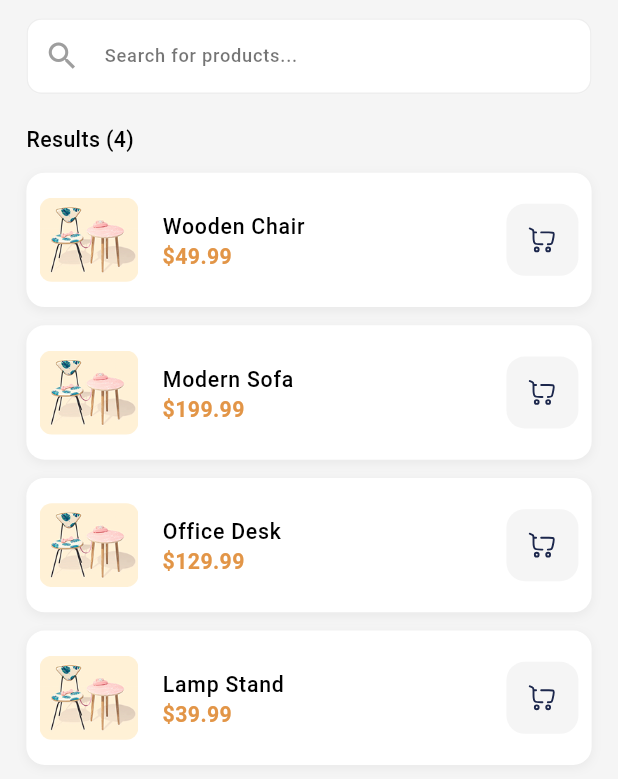
After one commit to leaptechkw/my_home_mobile, a Flutter app: the SearchScreen screen opened directly, on a phone screen of 412 x 824 dp. The commit adds this screen. Shown: the top 779 px of the screen. Run offline on Flutter 3.47's test engine with Material 3 defaults, Android fonts, the phone set to English and light mode, and no system bars; our stand-ins replace device_preview, flutter_animate, flutter_screenutil, flutter_svg, go_router, shared_preferences; accounts and stored records are empty.

Commit message:
feat: Implement search feature with remote data source and UI
- Created abstract class SearchRemoteDataSource for defining remote data source methods.
- Implemented SearchRemoteDataSourceImpl class for handling remote data operations.
- Defined SearchRepo interface for repository pattern.
- Implemented SearchRepoImpl class for data handling.
- Developed SearchScreen widget with a search field and dummy product list.
- Created SearchProductItem widget for displaying individual product details.

```diff
--- a/lib/core/routing/app_router.dart
+++ b/lib/core/routing/app_router.dart
@@ -13,7 +13,7 @@ class AppRouter {
     routes: [
       GoRoute(
         path: '/',
-        builder: (context, state) => const MainScaffold(),
+        builder: (context, state) => const SplashScreen(),
       ),
       GoRoute(
         path: '/onBoarding',
--- a/lib/core/widgets/app_text_field.dart
+++ b/lib/core/widgets/app_text_field.dart
@@ -55,7 +55,8 @@ class AppTextField extends StatelessWidget {
         ),
         enabledBorder: OutlineInputBorder(
           borderRadius: borderRadius ?? BorderRadius.circular(10.r),
-          borderSide: BorderSide(color: borderColor, width: borderWidth),
+          borderSide:
+              BorderSide(color: AppColors.geryLight, width: borderWidth),
         ),
         focusedBorder: OutlineInputBorder(
           borderRadius: borderRadius ?? BorderRadius.circular(10.r),
--- a/lib/features/home/presentation/pages/product_details_screen.dart
+++ b/lib/features/home/presentation/pages/product_details_screen.dart
@@ -139,6 +139,11 @@ class _ProductDetailsScreenState extends State<ProductDetailsScreen> {
                   verticalSpace(20),
                   Expanded(
                     child: PageView(
+                      onPageChanged: (index) {
+                        setState(() {
+                          currentPageIndex = index;
+                        });
+                      },
                       controller: pageController,
                       children: [
                         Text(
--- a/lib/features/home/presentation/widgets/grid_view_movbile_product_item.dart
+++ b/lib/features/home/presentation/widgets/grid_view_movbile_product_item.dart
@@ -21,7 +21,7 @@ class GridViewMobilePrdouctItem extends StatelessWidget {
             left: 0,
             right: 0,
             child: Container(
-              padding: EdgeInsets.symmetric(horizontal: 12.w, vertical: 8.h),
+              padding: EdgeInsets.symmetric(horizontal: 12.w, vertical: 2.h),
               height: 150,
               width: 157.w,
               decoration: BoxDecoration(
@@ -36,7 +36,7 @@ class GridViewMobilePrdouctItem extends StatelessWidget {
                       style: AppTextStyles.font14BlackRegular.copyWith(
                         color: Colors.black54,
                       )),
-                  verticalSpace(4),
+                  verticalSpace(2),
                   Text('\$99.99', style: AppTextStyles.font14BlackRegular),
                   verticalSpace(12),
                 ],
--- /dev/null
+++ b/lib/features/search/data/datasources/remote/search_remote_data_source.dart
@@ -0,0 +1,3 @@
+abstract class SearchRemoteDataSource {
+
+}
--- /dev/null
+++ b/lib/features/search/data/datasources/remote/search_remote_data_source_impl.dart
@@ -0,0 +1,6 @@
+import '../../datasources/remote/search_remote_data_source.dart';
+
+
+class SearchRemoteDataSourceImpl implements SearchRemoteDataSource {
+
+}
--- /dev/null
+++ b/lib/features/search/data/repo/search_repo_impl.dart
@@ -0,0 +1,6 @@
+import '../../domain/repo/search_repo.dart';
+
+
+class SearchRepoImpl implements SearchRepo {
+
+}
--- /dev/null
+++ b/lib/features/search/domain/repo/search_repo.dart
@@ -0,0 +1,3 @@
+abstract class SearchRepo {
+
+}
--- /dev/null
+++ b/lib/features/search/presentation/pages/search_screen.dart
@@ -0,0 +1,83 @@
+import 'package:flutter/material.dart';
+import 'package:flutter_screenutil/flutter_screenutil.dart';
+import 'package:my_home/core/themes/app_text_styles.dart';
+import 'package:my_home/core/utils/spacing.dart';
+import 'package:my_home/core/widgets/app_text_field.dart';
+import 'package:my_home/features/search/presentation/widgets/search_product_item.dart';
+
+class SearchScreen extends StatefulWidget {
+  const SearchScreen({super.key});
+
+  @override
+  State<SearchScreen> createState() => _SearchScreenState();
+}
+
+class _SearchScreenState extends State<SearchScreen> {
+  final TextEditingController _searchController = TextEditingController();
+
+  // Dummy product list
+  final List<Map<String, dynamic>> dummyProducts = [
+    {
+      'name': 'Wooden Chair',
+      'price': '\$49.99',
+      'image': 'assets/images/test.png',
+    },
+    {
+      'name': 'Modern Sofa',
+      'price': '\$199.99',
+      'image': 'assets/images/test.png',
+    },
+    {
+      'name': 'Office Desk',
+      'price': '\$129.99',
+      'image': 'assets/images/test.png',
+    },
+    {
+      'name': 'Lamp Stand',
+      'price': '\$39.99',
+      'image': 'assets/images/test.png',
+    },
+  ];
+
+  @override
+  Widget build(BuildContext context) {
+    return Scaffold(
+      body: SafeArea(
+        child: Padding(
+          padding: EdgeInsets.symmetric(horizontal: 16.w, vertical: 12.h),
+          child: Column(
+            crossAxisAlignment: CrossAxisAlignment.start,
+            children: [
+              /// Search Field
+              AppTextField(
+                controller: _searchController,
+                hintText: 'Search for products...',
+                prefixIcon: const Icon(Icons.search, color: Colors.grey),
+              ),
+              verticalSpace(20),
+
+              /// Results label
+              Text(
+                'Results (${dummyProducts.length})',
+                style: AppTextStyles.font14BlackRegular,
+              ),
+              verticalSpace(12),
+
+              // / Product List
+              Expanded(
+                child: ListView.separated(
+                  itemCount: dummyProducts.length,
+                  separatorBuilder: (_, __) => verticalSpace(12),
+                  itemBuilder: (context, index) {
+                    final product = dummyProducts[index];
+                    return SearchProductItem(product: product);
+                  },
+                ),
+              ),
+            ],
+          ),
+        ),
+      ),
+    );
+  }
+}
--- /dev/null
+++ b/lib/features/search/presentation/widgets/search_product_item.dart
@@ -0,0 +1,75 @@
+import 'package:flutter/material.dart';
+import 'package:flutter_screenutil/flutter_screenutil.dart';
+import 'package:flutter_svg/svg.dart';
+import 'package:go_router/go_router.dart';
+import 'package:my_home/core/themes/app_colors.dart';
+import 'package:my_home/core/themes/app_text_styles.dart';
+
+class SearchProductItem extends StatelessWidget {
+  const SearchProductItem({
+    super.key,
+    required this.product,
+  });
+
+  final Map<String, dynamic> product;
+
+  @override
+  Widget build(BuildContext context) {
+    return Container(
+      decoration: BoxDecoration(
+        color: Colors.white,
+        borderRadius: BorderRadius.circular(12.r),
+        boxShadow: [
+          BoxShadow(
+            color: Colors.black.withOpacity(0.05),
+            blurRadius: 5,
+            offset: const Offset(0, 2),
+          ),
+        ],
+      ),
+      child: ListTile(
+        contentPadding: EdgeInsets.all(8.w),
+        leading: ClipRRect(
+          borderRadius: BorderRadius.circular(8.r),
+          child: Image.asset(
+            product['image'],
+            width: 60.w,
+            height: 60.w,
+            fit: BoxFit.cover,
+          ),
+        ),
+        title: Text(
+          product['name'],
+          style: AppTextStyles.font14BlackRegular.copyWith(
+            fontWeight: FontWeight.w500,
+          ),
+        ),
+        subtitle: Text(
+          product['price'],
+          style: AppTextStyles.font14GreyRegular.copyWith(
+            color: AppColors.primaryColor,
+            fontWeight: FontWeight.bold,
+          ),
+        ),
+        trailing: Container(
+          decoration: BoxDecoration(
+              color: Colors.grey[100],
+              shape: BoxShape.rectangle,
+              borderRadius: BorderRadius.circular(12.r)),
+          child: IconButton(
+            icon: SvgPicture.asset(
+              'assets/svgs/cart.svg',
+              width: 20.w,
+              height: 20.h,
+            ),
+            color: AppColors.primaryColor,
+            onPressed: () {},
+          ),
+        ),
+        onTap: () {
+          context.push('/productDetailsScreen');
+        },
+      ),
+    );
+  }
+}
--- a/lib/main_scaffold.dart
+++ b/lib/main_scaffold.dart
@@ -3,6 +3,7 @@ import 'package:flutter_screenutil/flutter_screenutil.dart';
 import 'package:flutter_svg/flutter_svg.dart';
 import 'package:my_home/core/themes/app_colors.dart';
 import 'package:my_home/features/home/presentation/pages/home_screen.dart';
+import 'package:my_home/features/search/presentation/pages/search_screen.dart';
 
 class MainScaffold extends StatefulWidget {
   const MainScaffold({super.key});
@@ -16,7 +17,7 @@ class _MainScaffoldState extends State<MainScaffold> {
 
   final List<Widget> _screens = [
     const HomeScreen(),
-    const Center(child: Text('Search')),
+    const SearchScreen(),
     const Center(child: Text('Cart')),
     const Center(child: Text('Profile')),
   ];
```
Also changed, not shown: assets/images/logo.png 16-37-40-509.png (added), assets/images/onBoarding1.png 14-05-41-995.png (added).
